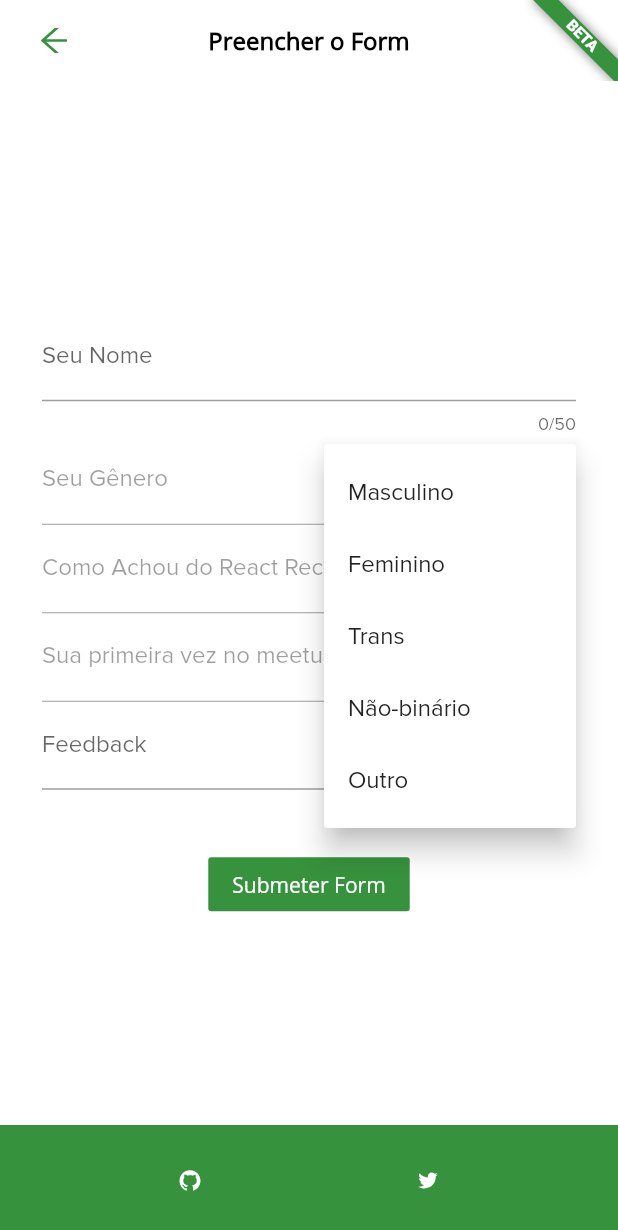
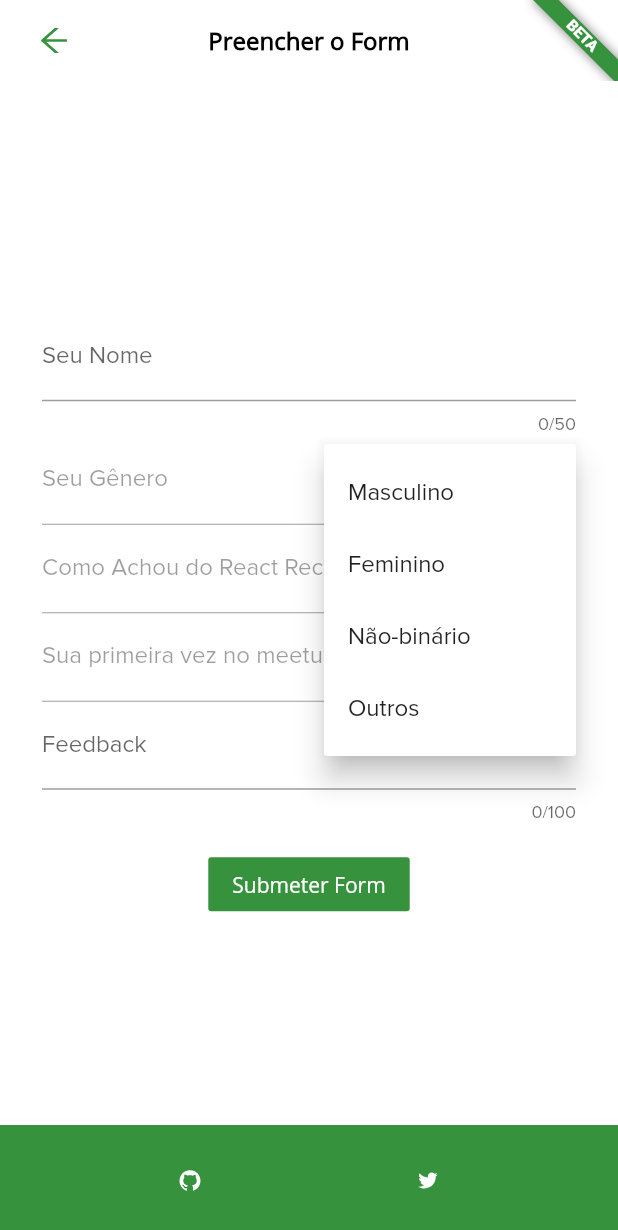
Before and after one commit to samuelematias/Formpad, a Flutter app: the FormPage screen opened by its route, after a tap on the "arrow drop down" icon, on a phone screen of 412 x 824 dp. Shown: the top 1230 px of the screen. Run offline on Flutter 3.47's test engine with Material 2 defaults, Android fonts, the phone set to English and light mode, and no system bars; our stand-ins replace flutter_icons.

Commit message:
Update genreItems List

```diff
--- a/lib/src/ui/form/form_page.dart
+++ b/lib/src/ui/form/form_page.dart
@@ -36,9 +36,8 @@
   List<String> genreItems = [
     'Masculino',
     'Feminino',
-    'Trans',
     'Não-binário',
-    'Outro',
+    'Outros',
   ];
 
   bool _isLoading = false;
```
